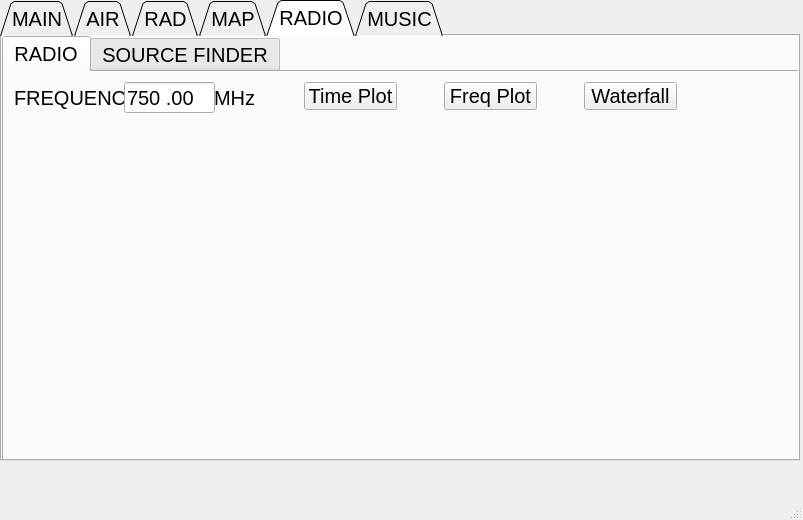
Qt form PipBoy/PipBoyMenu.ui (Blizzartnaut/WorkingPipBoy) before a commit.
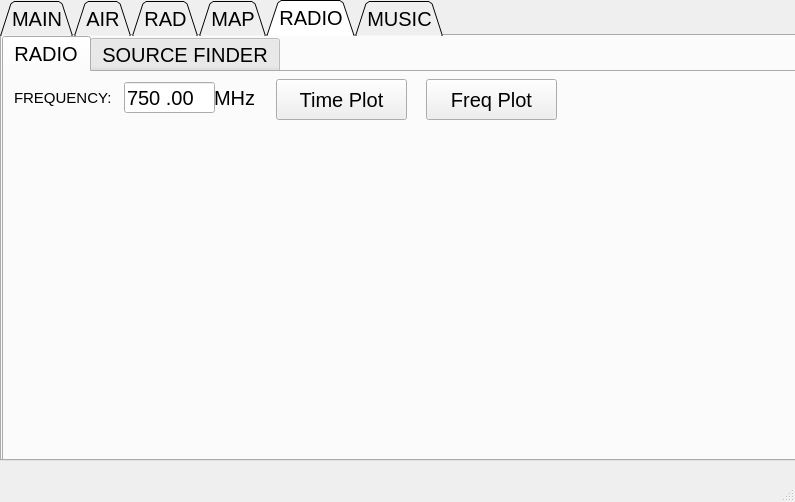
The same form after that commit. The open tabs and pages were chosen to show the change.

Commit message: adjusted ui, autoplay, pause added

What changed in the file:
```diff
--- a/PipBoy/PipBoyMenu.ui
+++ b/PipBoy/PipBoyMenu.ui
@@ -6,8 +6,8 @@
    <rect>
     <x>0</x>
     <y>0</y>
-    <width>803</width>
-    <height>520</height>
+    <width>795</width>
+    <height>502</height>
    </rect>
   </property>
   <property name="windowTitle">
@@ -612,6 +612,11 @@
           <height>31</height>
          </rect>
         </property>
+        <property name="font">
+         <font>
+          <pointsize>11</pointsize>
+         </font>
+        </property>
         <property name="text">
          <string>FREQUENCY:</string>
         </property>
@@ -670,10 +675,10 @@
        <widget class="QPushButton" name="time_plot_butt">
         <property name="geometry">
          <rect>
-          <x>300</x>
-          <y>10</y>
-          <width>93</width>
-          <height>28</height>
+          <x>272</x>
+          <y>7</y>
+          <width>131</width>
+          <height>41</height>
          </rect>
         </property>
         <property name="text">
@@ -683,62 +688,16 @@
        <widget class="QPushButton" name="freq_plot_butt">
         <property name="geometry">
          <rect>
-          <x>440</x>
-          <y>10</y>
-          <width>93</width>
-          <height>28</height>
+          <x>422</x>
+          <y>7</y>
+          <width>131</width>
+          <height>41</height>
          </rect>
         </property>
         <property name="text">
          <string>Freq Plot</string>
         </property>
        </widget>
-       <widget class="QPushButton" name="waterfall_butt">
-        <property name="geometry">
-         <rect>
-          <x>580</x>
-          <y>10</y>
-          <width>93</width>
-          <height>28</height>
-         </rect>
-        </property>
-        <property name="text">
-         <string>Waterfall</string>
-        </property>
-       </widget>
-       <widget class="QWidget" name="horizontalLayoutWidget">
-        <property name="geometry">
-         <rect>
-          <x>-1</x>
-          <y>49</y>
-          <width>411</width>
-          <height>181</height>
-         </rect>
-        </property>
-        <layout class="QHBoxLayout" name="freq_layout"/>
-       </widget>
-       <widget class="QWidget" name="horizontalLayoutWidget_2">
-        <property name="geometry">
-         <rect>
-          <x>410</x>
-          <y>50</y>
-          <width>381</width>
-          <height>351</height>
-         </rect>
-        </property>
-        <layout class="QHBoxLayout" name="time_layout"/>
-       </widget>
-       <widget class="QWidget" name="horizontalLayoutWidget_3">
-        <property name="geometry">
-         <rect>
-          <x>-1</x>
-          <y>229</y>
-          <width>411</width>
-          <height>171</height>
-         </rect>
-        </property>
-        <layout class="QHBoxLayout" name="waterfall_layout"/>
-       </widget>
       </widget>
       <widget class="QWidget" name="SOURCE_FIND">
        <attribute name="title">
```
Left out of the diff: 21 changed lines with no effect on the pictures. The commit also changes 1 other file.
